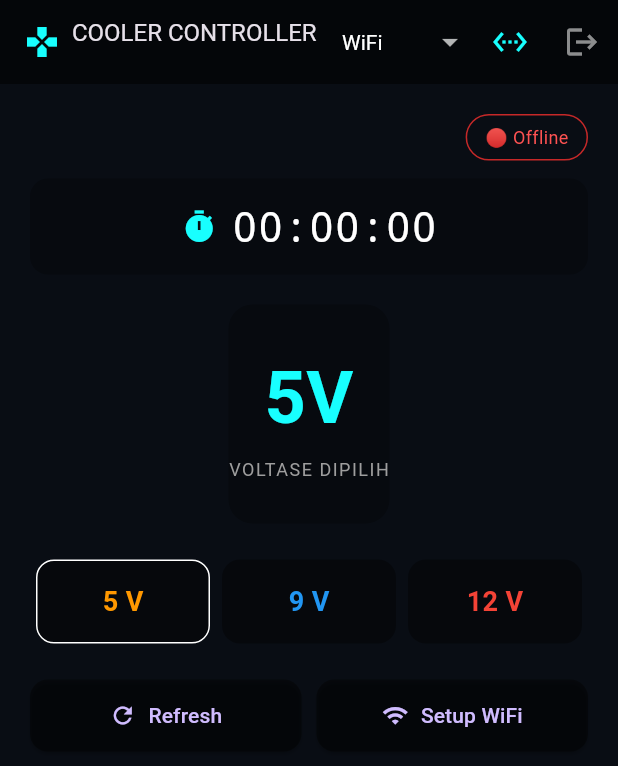
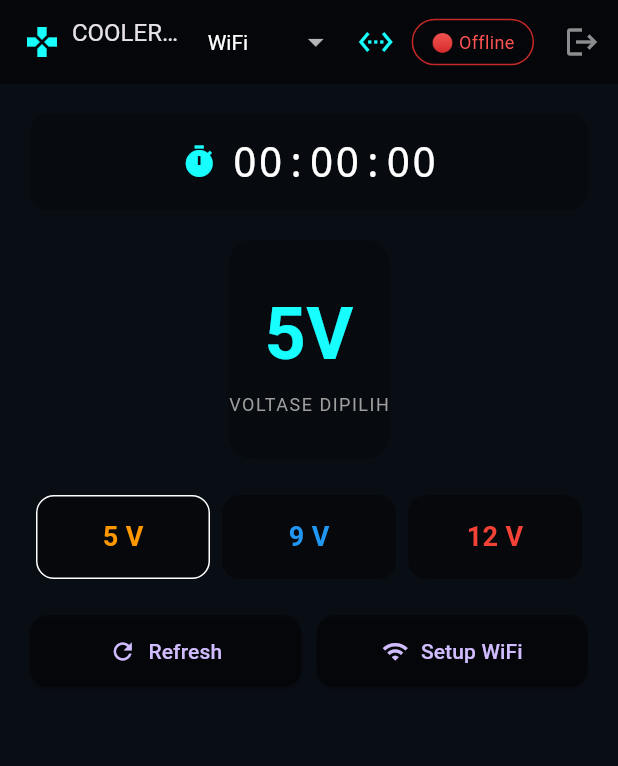
Before and after one commit to hackkercyber133/PROJEK-FAN-COOLER-BACKEND-3, a Flutter app: the ControllerPage screen opened directly with empty values, on a phone screen of 412 x 824 dp. Shown: the top 766 px of the screen. Run offline on Flutter 3.47's test engine with Material 3 defaults, Android fonts, the phone set to English and light mode, and no system bars; our stand-ins replace cloud_firestore, firebase_auth, firebase_core, flutter_blue_plus, shared_preferences; missing offline and left inert: mqtt_client; accounts and stored records are empty.

Commit message:
Update controller_page.dart

```diff
--- a/lib/controller_page.dart
+++ b/lib/controller_page.dart
@@ -400,6 +400,17 @@ class _ControllerPageState extends State<ControllerPage> {
             icon: Icon(Icons.settings_ethernet, color: Colors.cyanAccent),
             onPressed: showWiFiSetupDialog,
           ),
+          // Status
+          Container(
+            padding: EdgeInsets.symmetric(horizontal: 12, vertical: 6),
+            margin: EdgeInsets.only(right: 8),
+            decoration: BoxDecoration(
+              border: Border.all(color: status == "🟢 Online" ? Colors.green.shade800 : Colors.red.shade800),
+              borderRadius: BorderRadius.circular(20),
+            ),
+            child: Text(status,
+                style: TextStyle(fontSize: 12, color: status == "🟢 Online" ? Colors.greenAccent : Colors.redAccent)),
+          ),
           // Logout / ganti akun
           IconButton(
             icon: Icon(Icons.logout, color: Colors.white54),
@@ -412,20 +423,6 @@ class _ControllerPageState extends State<ControllerPage> {
         padding: EdgeInsets.all(20),
         child: Column(
           children: [
-            // Status
-            Align(
-              alignment: Alignment.centerRight,
-              child: Container(
-                padding: EdgeInsets.symmetric(horizontal: 12, vertical: 6),
-                margin: EdgeInsets.only(bottom: 12),
-                decoration: BoxDecoration(
-                  border: Border.all(color: status == "🟢 Online" ? Colors.green.shade800 : Colors.red.shade800),
-                  borderRadius: BorderRadius.circular(20),
-                ),
-                child: Text(status,
-                    style: TextStyle(fontSize: 12, color: status == "🟢 Online" ? Colors.greenAccent : Colors.redAccent)),
-              ),
-            ),
             // Timer
             Container(
               padding: EdgeInsets.all(12),
```
